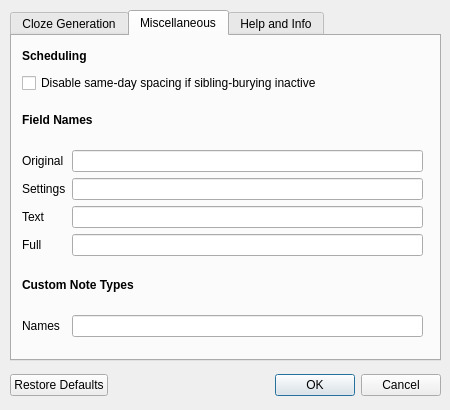
Above: cloze_overlapper/forms/options.ui from glutanimate/cloze-overlapper before the change. Below: the same form after it.
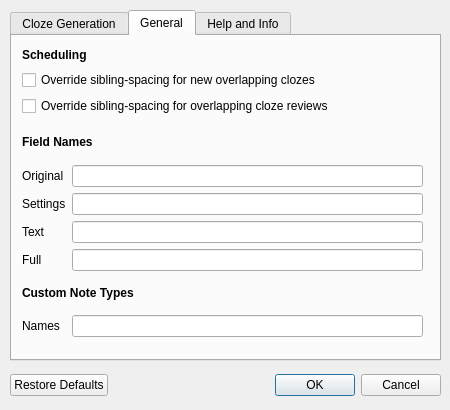
That is the form after the change. The open tabs and pages were chosen to show the change.

Commit message: More fine-grained control over sibling-burying overrides

Patch:
```diff
--- a/cloze_overlapper/forms/options.ui
+++ b/cloze_overlapper/forms/options.ui
@@ -207,15 +207,15 @@
    </widget>
    <widget class="QWidget" name="tab_2">
     <attribute name="title">
-     <string>Miscellaneous</string>
+     <string>General</string>
     </attribute>
     <widget class="QWidget" name="formLayoutWidget">
      <property name="geometry">
       <rect>
        <x>10</x>
-       <y>60</y>
+       <y>90</y>
        <width>401</width>
-       <height>241</height>
+       <height>211</height>
       </rect>
      </property>
      <layout class="QGridLayout" name="gridLayout" rowstretch="0,0,0,0,0,0,0,0" rowminimumheight="0,0,0,0,0,0,0,0" columnminimumwidth="0,0,0">
@@ -319,11 +319,21 @@
       <rect>
        <x>10</x>
        <y>10</y>
-       <width>401</width>
-       <height>47</height>
+       <width>404</width>
+       <height>70</height>
       </rect>
      </property>
      <layout class="QGridLayout" name="gridLayout_4">
+      <item row="1" column="0">
+       <widget class="QCheckBox" name="cb_ns_new">
+        <property name="toolTip">
+         <string>Disables sibling-burying for cards generated by the add-on,&lt;br&gt;overriding whatever deck options might be set.&lt;br&gt;Only works on Anki desktop</string>
+        </property>
+        <property name="text">
+         <string>Override sibling-spacing for new overlapping clozes</string>
+        </property>
+       </widget>
+      </item>
       <item row="0" column="0">
        <widget class="QLabel" name="label_4">
         <property name="text">
@@ -331,13 +341,13 @@
         </property>
        </widget>
       </item>
-      <item row="1" column="0">
-       <widget class="QCheckBox" name="cb_sched">
+      <item row="2" column="0">
+       <widget class="QCheckBox" name="cb_ns_rev">
         <property name="toolTip">
          <string>When sibling-burying for new cards is disabled,&lt;br&gt;this option will deactivate same-day spacing for overlapping cloze deletions.&lt;br&gt;This will allow you to see new cards in the order they were added</string>
         </property>
         <property name="text">
-         <string>Disable same-day spacing if sibling-burying inactive</string>
+         <string>Override sibling-spacing for overlapping cloze reviews</string>
         </property>
        </widget>
       </item>
```
Left out of the diff: 2 changed lines with no effect on the pictures. The commit also changes 3 other files.
